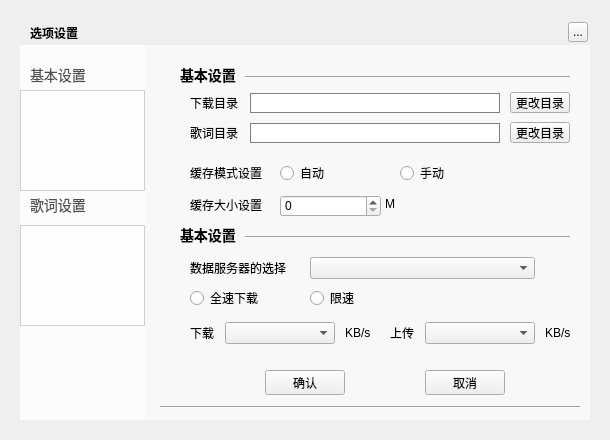
Above: musicUi/musicWidget/musicsettingwidget.ui from Greedysky/TTKMusicPlayer before the change. Below: the same form after it.
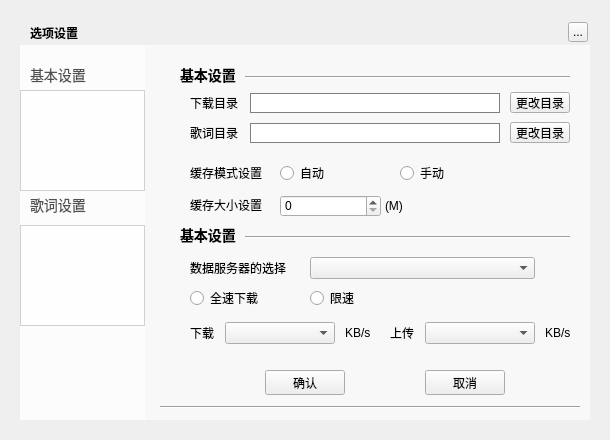
That is the form after the change. The open tabs and pages were chosen to show the change. Custom widgets are drawn as their Qt base class.

```diff
--- a/musicUi/musicWidget/musicsettingwidget.ui
+++ b/musicUi/musicWidget/musicsettingwidget.ui
@@ -862,13 +862,13 @@
      <property name="geometry">
       <rect>
        <x>225</x>
-       <y>151</y>
-       <width>16</width>
+       <y>153</y>
+       <width>21</width>
        <height>16</height>
       </rect>
      </property>
      <property name="text">
-      <string>M</string>
+      <string>(M)</string>
      </property>
     </widget>
     <widget class="QLabel" name="downloadLimitSpeedLabel">
```
